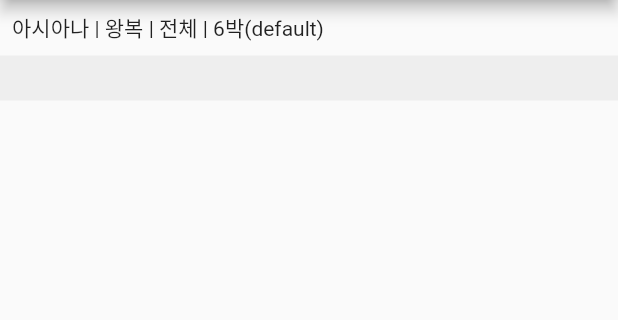
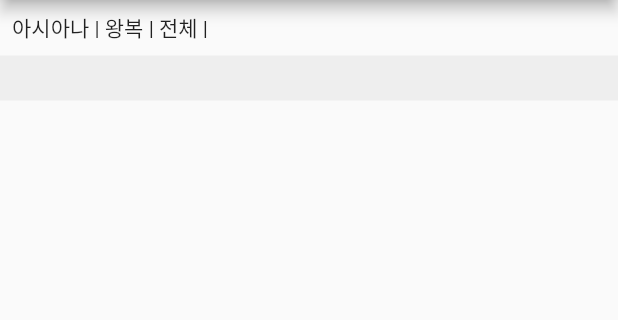
Before and after one commit to mungyuchoi/mileage_thief, a Flutter app: the SearchDetailRoundScreen screen opened directly with empty values, on a phone screen of 412 x 824 dp, the part 84-404 px from its top. Run offline on Flutter 3.47's test engine with Material 2 defaults, Android fonts, the phone set to English and light mode, and no system bars; our stand-ins replace dropdown_button2, firebase_core, firebase_database, google_mobile_ads, lottie, share; accounts and stored records are empty; network calls fail; Roboto replaces fonts that are missing (Ohsquareair); project files that could hold a hidden picture were left out.

Commit message:
날짜 버그 수정

```diff
--- a/lib/repository/mileage_repository.dart
+++ b/lib/repository/mileage_repository.dart
@@ -100,13 +100,13 @@ class MileageRepository {
       int year = int.parse(arrivalElement.departureDate.substring(0, 4)) ?? 0;
       int month = int.parse(arrivalElement.departureDate.substring(4, 6)) ?? 0;
       int day = int.parse(arrivalElement.departureDate.substring(6, 8)) ?? 0;
-      var departureDateTime = DateTime(year, month, day);
+      var arrivalDateTime = DateTime(year, month, day);
 
       for (var departureElement in departureMileages) {
         year = int.parse(departureElement.departureDate.substring(0, 4)) ?? 0;
         month = int.parse(departureElement.departureDate.substring(4, 6)) ?? 0;
         day = int.parse(departureElement.departureDate.substring(6, 8)) ?? 0;
-        var arrivalDateTime = DateTime(year, month, day);
+        var departureDateTime = DateTime(year, month, day);
         Duration difference = arrivalDateTime.difference(departureDateTime);
         String days = '0';
         if (searchModel.searchDate == "전체") {
@@ -119,7 +119,7 @@ class MileageRepository {
         }
         int numberOfDays = int.tryParse(days) ?? 6;
         if (numberOfDays == 0) numberOfDays = 6;
-        if (difference.inDays.abs() == numberOfDays + 1) {
+        if (difference.inDays == numberOfDays + 1) {
           roundMileages.add(RoundMileage(
               departureMileage: departureElement,
               arrivalMileage: arrivalElement));
--- a/lib/screen/detail/search_detail__round_screen.dart
+++ b/lib/screen/detail/search_detail__round_screen.dart
@@ -32,8 +32,8 @@ class SearchDetailRoundScreen extends StatelessWidget {
           children: [
             Container(
               margin: const EdgeInsets.all(8),
-              child: const Text(
-                '아시아나 | 왕복 | 전체 | 6박(default)',
+              child: Text(
+                Util.getRoundHeader(searchModel.searchDate)
               ),
             ),
             Container(
@@ -96,6 +96,13 @@ class _MyStatefulWidgetState extends State<MyStatefulWidget> {
         });
       },
       children: _items.map<ExpansionPanel>((RoundMileage item) {
+        if (item == null) {
+          return ExpansionPanel(
+              headerBuilder: (BuildContext context, bool isExpanded) {
+                return const Text("검색된 데이터가 없습니다.");
+              },
+              body: const Center(child: Text("검색된 데이터가없습니다.")));
+        } else {
           return ExpansionPanel(
             headerBuilder: (BuildContext context, bool isExpanded) {
               return ListTile(
@@ -108,7 +115,8 @@ class _MyStatefulWidgetState extends State<MyStatefulWidget> {
                         children: [
                           Text(
                             '출국',
-                          style: TextStyle(fontFamily: 'Roboto', fontSize: 16),
+                            style:
+                                TextStyle(fontFamily: 'Roboto', fontSize: 16),
                           ),
                           // Padding(padding: EdgeInsets.all(1)),
                           Text(
@@ -187,7 +195,8 @@ class _MyStatefulWidgetState extends State<MyStatefulWidget> {
                         children: [
                           Text(
                             '귀국',
-                          style: TextStyle(fontFamily: 'Roboto', fontSize: 16),
+                            style:
+                                TextStyle(fontFamily: 'Roboto', fontSize: 16),
                           ),
                           // Padding(padding: EdgeInsets.all(1)),
                           Text(
@@ -294,7 +303,7 @@ class _MyStatefulWidgetState extends State<MyStatefulWidget> {
                 Align(
                   alignment: AlignmentDirectional.center,
                   child: Container(
-                  margin: const EdgeInsets.only(top:100),
+                    margin: const EdgeInsets.only(top: 100),
                     width: 400,
                     height: 1,
                     color: const Color(0Xffeeeeee),
@@ -414,7 +423,8 @@ class _MyStatefulWidgetState extends State<MyStatefulWidget> {
                           const Padding(padding: EdgeInsets.all(3)),
                           Text(
                             Util.mergeDepartureAirportCity(
-                              item.departureMileage.arrivalCity, item.departureMileage.arrivalAirport),
+                                item.departureMileage.arrivalCity,
+                                item.departureMileage.arrivalAirport),
                             style: const TextStyle(
                                 color: Color(0Xff6f6f6f),
                                 fontFamily: 'Roboto',
@@ -488,7 +498,8 @@ class _MyStatefulWidgetState extends State<MyStatefulWidget> {
                           const Padding(padding: EdgeInsets.all(3)),
                           Text(
                             Util.mergeDepartureAirportCity(
-                              item.arrivalMileage.arrivalCity, item.arrivalMileage.arrivalAirport),
+                                item.arrivalMileage.arrivalCity,
+                                item.arrivalMileage.arrivalAirport),
                             style: const TextStyle(
                                 color: Color(0Xff6f6f6f),
                                 fontFamily: 'Roboto',
@@ -504,6 +515,7 @@ class _MyStatefulWidgetState extends State<MyStatefulWidget> {
             ),
             isExpanded: item.isExpanded,
           );
+        }
       }).toList(),
     );
   }
--- a/lib/util/util.dart
+++ b/lib/util/util.dart
@@ -26,4 +26,14 @@ class Util {
   static getArrivalAircraft(String aircraft) {
     return "귀국일정 ($aircraft)";
   }
+
+  static getRoundHeader(String? searchDate) {
+    String date = "";
+    if(searchDate == null || searchDate == "전체") {
+      date = "6박(default)";
+    } else {
+      date = searchDate;
+    }
+    return '아시아나 | 왕복 | 전체 | ' + date;
+  }
 }
```
Lines whose indentation alone changed are shown as unchanged.
